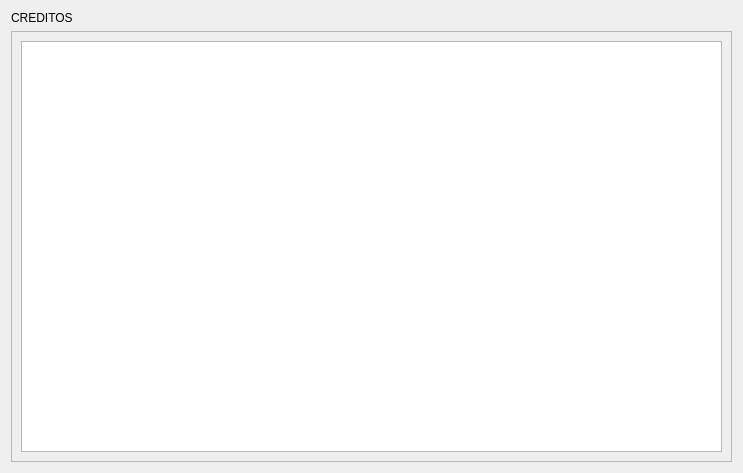
The window that ui/credits.ui (davidlb025/DaLogic) describes before a commit, drawn with Qt 5.
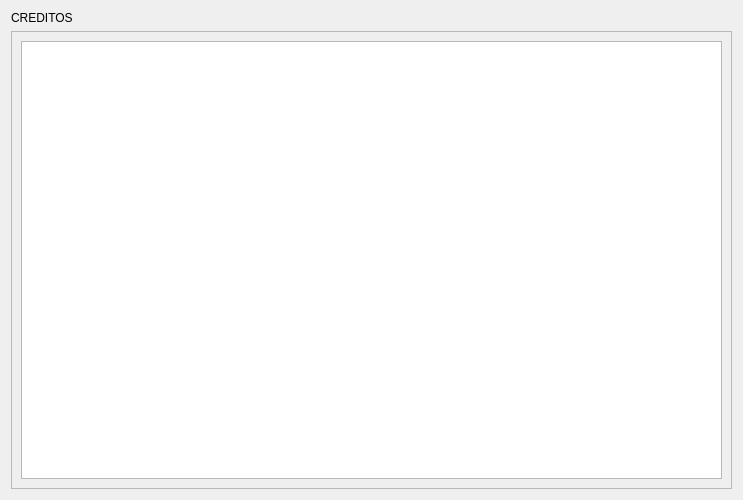
The same window after the commit.

```diff
--- a/ui/credits.ui
+++ b/ui/credits.ui
@@ -7,9 +7,15 @@
     <x>0</x>
     <y>0</y>
     <width>743</width>
-    <height>473</height>
+    <height>500</height>
    </rect>
   </property>
+  <property name="minimumSize">
+   <size>
+    <width>500</width>
+    <height>500</height>
+   </size>
+  </property>
   <property name="windowTitle">
    <string>Form</string>
   </property>
@@ -25,7 +31,7 @@
         <x>0</x>
         <y>0</y>
         <width>723</width>
-        <height>431</height>
+        <height>458</height>
        </rect>
       </property>
       <layout class="QGridLayout" name="gridLayout_2">
```
